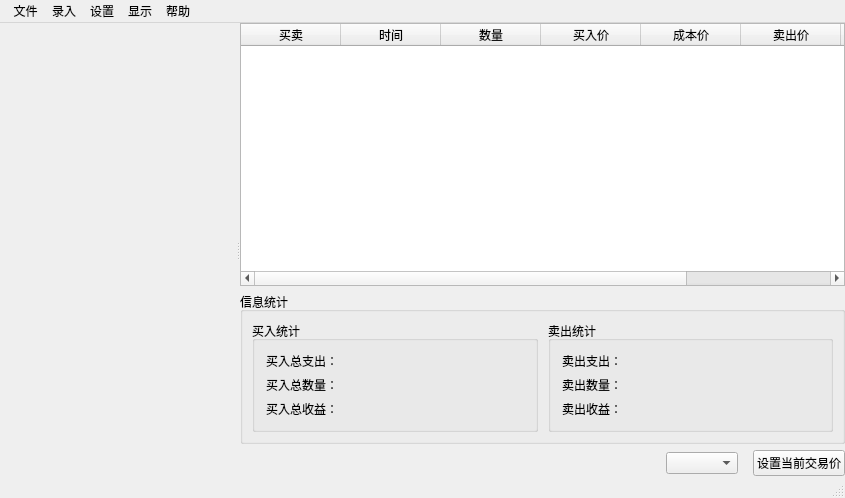
Old version of the form UI/JKMainWin.ui in the repository Mr-WangJin/StockTool.
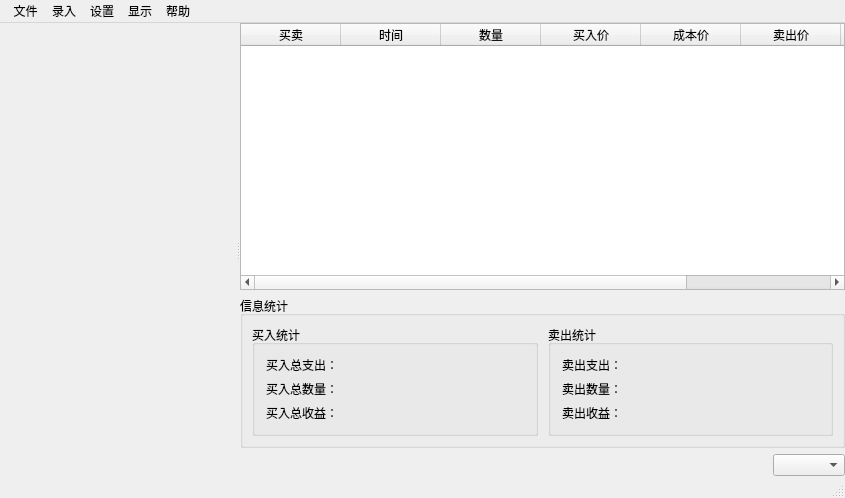
New version of the form. Custom widgets are drawn as their Qt base class.

```diff
--- a/UI/JKMainWin.ui
+++ b/UI/JKMainWin.ui
@@ -221,13 +221,6 @@
             </property>
            </widget>
           </item>
-          <item>
-           <widget class="QPushButton" name="pBtnSetCurPrice">
-            <property name="text">
-             <string>设置当前交易价</string>
-            </property>
-           </widget>
-          </item>
          </layout>
         </item>
        </layout>
```
